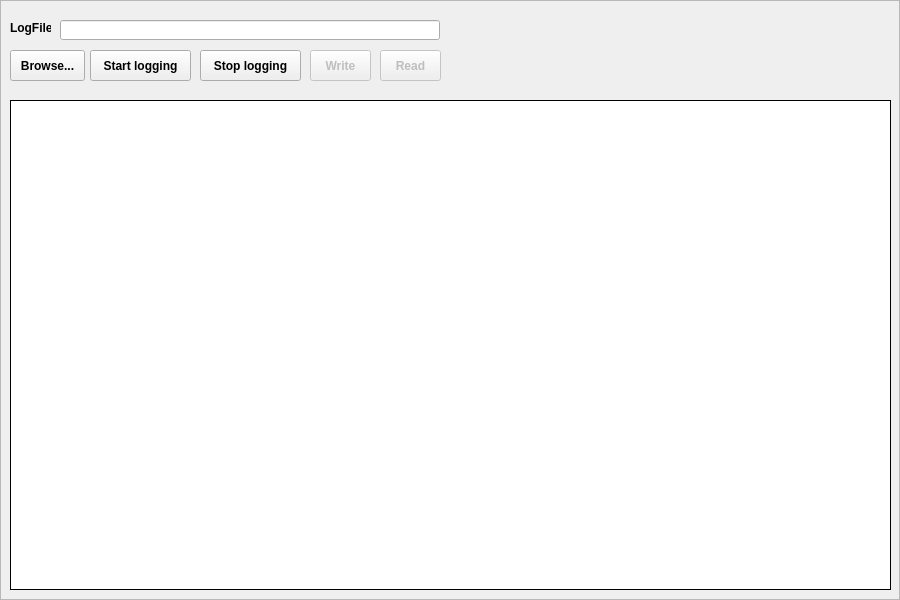
Before: the Qt Designer form commonsrc/loggingframe.ui in hancse/powermeter, drawn with Qt 5.
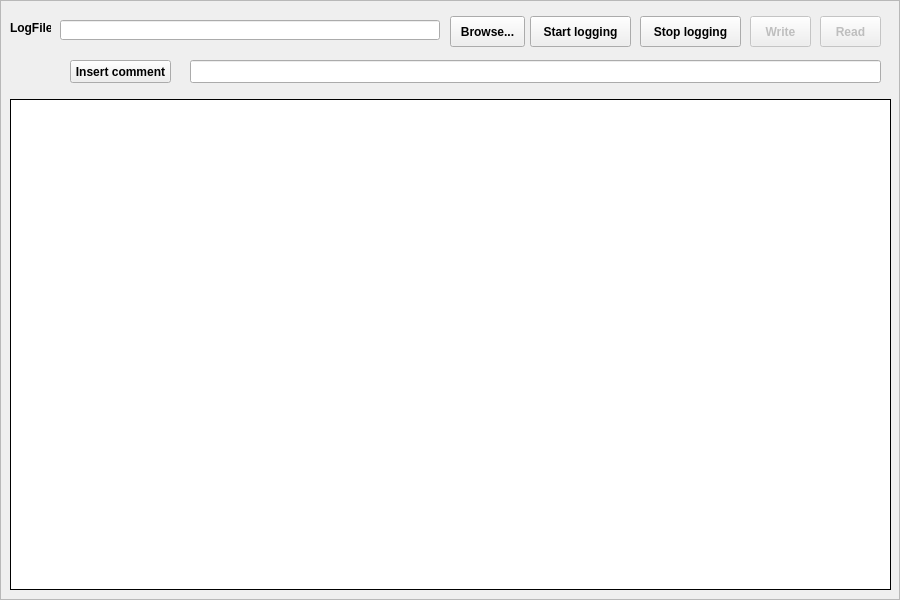
After: the same form once the commit is applied.

Commit message: Added StripFrame2 to TopFrame: StripFrame2 --> three plots! Added Insert button and LineEdit to LoggingFrame

What changed in the file:
```diff
--- a/commonsrc/loggingframe.ui
+++ b/commonsrc/loggingframe.ui
@@ -41,8 +41,8 @@
   <widget class="QPushButton" name="pushButton">
    <property name="geometry">
     <rect>
-     <x>10</x>
-     <y>50</y>
+     <x>450</x>
+     <y>16</y>
      <width>75</width>
      <height>31</height>
     </rect>
@@ -67,8 +67,8 @@
    </property>
    <property name="geometry">
     <rect>
-     <x>310</x>
-     <y>50</y>
+     <x>750</x>
+     <y>16</y>
      <width>61</width>
      <height>31</height>
     </rect>
@@ -83,8 +83,8 @@
    </property>
    <property name="geometry">
     <rect>
-     <x>380</x>
-     <y>50</y>
+     <x>820</x>
+     <y>16</y>
      <width>61</width>
      <height>31</height>
     </rect>
@@ -97,9 +97,9 @@
    <property name="geometry">
     <rect>
      <x>10</x>
-     <y>100</y>
+     <y>99</y>
      <width>881</width>
-     <height>490</height>
+     <height>491</height>
     </rect>
    </property>
    <property name="frameShape">
@@ -112,8 +112,8 @@
   <widget class="QPushButton" name="btnStart">
    <property name="geometry">
     <rect>
-     <x>90</x>
-     <y>50</y>
+     <x>530</x>
+     <y>16</y>
      <width>101</width>
      <height>31</height>
     </rect>
@@ -125,8 +125,8 @@
   <widget class="QPushButton" name="btnStop">
    <property name="geometry">
     <rect>
-     <x>200</x>
-     <y>50</y>
+     <x>640</x>
+     <y>16</y>
      <width>101</width>
      <height>31</height>
     </rect>
@@ -135,6 +135,29 @@
     <string>Stop logging</string>
    </property>
   </widget>
+  <widget class="QLineEdit" name="leComment">
+   <property name="geometry">
+    <rect>
+     <x>190</x>
+     <y>60</y>
+     <width>691</width>
+     <height>23</height>
+    </rect>
+   </property>
+  </widget>
+  <widget class="QPushButton" name="btnInsert">
+   <property name="geometry">
+    <rect>
+     <x>70</x>
+     <y>60</y>
+     <width>101</width>
+     <height>23</height>
+    </rect>
+   </property>
+   <property name="text">
+    <string>Insert comment</string>
+   </property>
+  </widget>
  </widget>
  <resources/>
  <connections/>
```
The commit also changes 5 other files.
